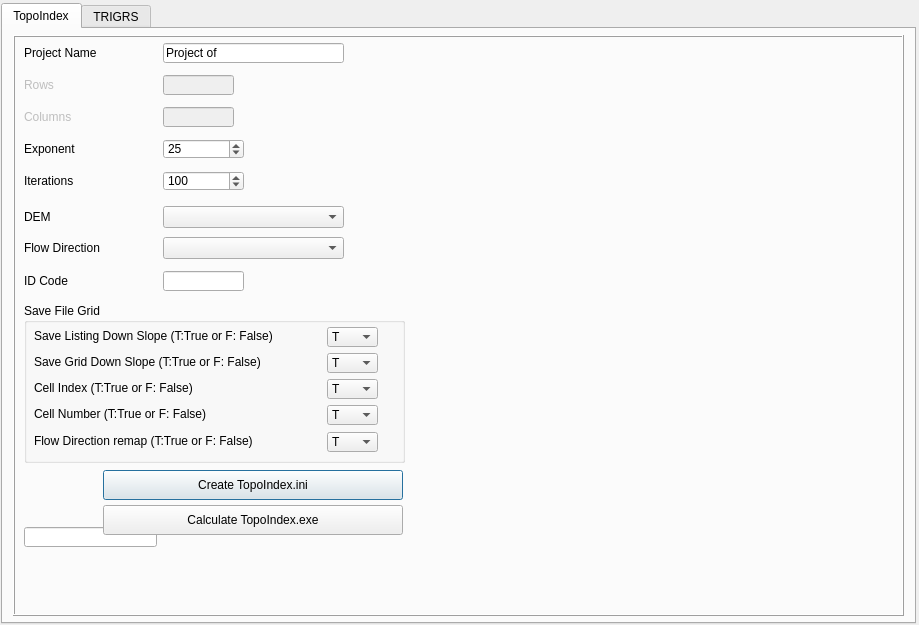
Above: create_topoindex_dialog_base.ui from databy2019/qgis-create_topoindex_plugin before the change. Below: the same form after it.
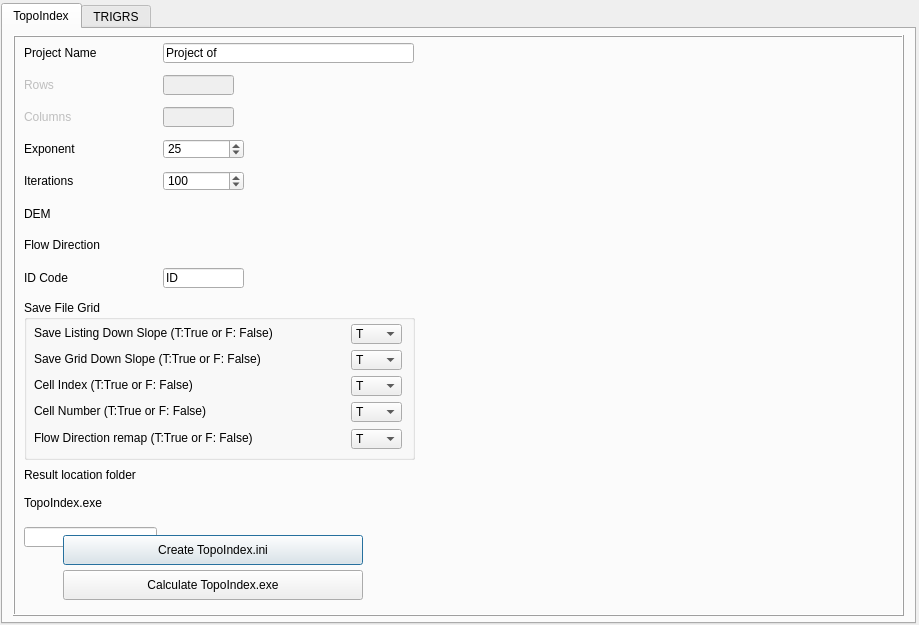
That is the form after the change. The open tabs and pages were chosen to show the change. Icons and pictures are not drawn. Custom widgets are drawn as their Qt base class.

Commit message: Replace QgsmapLayerComobBox with QgsFileWidget

What changed in the file:
```diff
--- a/create_topoindex_dialog_base.ui
+++ b/create_topoindex_dialog_base.ui
@@ -52,7 +52,7 @@
       <property name="geometry">
        <rect>
         <x>11</x>
-        <y>236</y>
+        <y>233</y>
         <width>120</width>
         <height>20</height>
        </rect>
@@ -90,16 +90,6 @@
        <string>Exponent</string>
       </property>
      </widget>
-     <widget class="QgsMapLayerComboBox" name="mlcFlowDirection1">
-      <property name="geometry">
-       <rect>
-        <x>150</x>
-        <y>202</y>
-        <width>181</width>
-        <height>22</height>
-       </rect>
-      </property>
-     </widget>
      <widget class="QLabel" name="lColumns">
       <property name="enabled">
        <bool>false</bool>
@@ -136,21 +126,21 @@
       <property name="geometry">
        <rect>
         <x>150</x>
-        <y>236</y>
+        <y>233</y>
         <width>81</width>
         <height>20</height>
        </rect>
       </property>
       <property name="text">
-       <string/>
+       <string>ID</string>
       </property>
      </widget>
      <widget class="QGroupBox" name="gbTopoIndex">
       <property name="geometry">
        <rect>
         <x>11</x>
-        <y>268</y>
-        <width>381</width>
+        <y>265</y>
+        <width>391</width>
         <height>160</height>
        </rect>
       </property>
@@ -166,7 +156,7 @@
       <widget class="QComboBox" name="cmbFlowDirectionRemap1">
        <property name="geometry">
         <rect>
-         <x>303</x>
+         <x>327</x>
          <y>129</y>
          <width>51</width>
          <height>20</height>
@@ -188,7 +178,7 @@
         <rect>
          <x>10</x>
          <y>102</y>
-         <width>270</width>
+         <width>300</width>
          <height>18</height>
         </rect>
        </property>
@@ -201,7 +191,7 @@
         <rect>
          <x>10</x>
          <y>76</y>
-         <width>270</width>
+         <width>300</width>
          <height>18</height>
         </rect>
        </property>
@@ -214,7 +204,7 @@
         <rect>
          <x>10</x>
          <y>50</y>
-         <width>270</width>
+         <width>300</width>
          <height>18</height>
         </rect>
        </property>
@@ -225,7 +215,7 @@
       <widget class="QComboBox" name="cmbCellIndex1">
        <property name="geometry">
         <rect>
-         <x>303</x>
+         <x>327</x>
          <y>76</y>
          <width>51</width>
          <height>20</height>
@@ -247,7 +237,7 @@
         <rect>
          <x>10</x>
          <y>24</y>
-         <width>270</width>
+         <width>300</width>
          <height>18</height>
         </rect>
        </property>
@@ -258,7 +248,7 @@
       <widget class="QComboBox" name="cmbCellNumber1">
        <property name="geometry">
         <rect>
-         <x>303</x>
+         <x>327</x>
          <y>102</y>
          <width>51</width>
          <height>20</height>
@@ -278,7 +268,7 @@
       <widget class="QComboBox" name="cmbGridDownSlope1">
        <property name="geometry">
         <rect>
-         <x>303</x>
+         <x>327</x>
          <y>50</y>
          <width>51</width>
          <height>20</height>
@@ -298,7 +288,7 @@
       <widget class="QComboBox" name="cmbListingDownSlope1">
        <property name="geometry">
         <rect>
-         <x>303</x>
+         <x>327</x>
          <y>24</y>
          <width>51</width>
          <height>20</height>
@@ -320,7 +310,7 @@
         <rect>
          <x>10</x>
          <y>129</y>
-         <width>270</width>
+         <width>300</width>
          <height>18</height>
         </rect>
        </property>
@@ -358,8 +348,8 @@
      <widget class="QPushButton" name="pbCreateTopoindexIni1">
       <property name="geometry">
        <rect>
-        <x>90</x>
-        <y>435</y>
+        <x>50</x>
+        <y>500</y>
         <width>300</width>
         <height>30</height>
        </rect>
@@ -416,7 +406,7 @@
       <property name="geometry">
        <rect>
         <x>11</x>
-        <y>202</y>
+        <y>199</y>
         <width>120</width>
         <height>22</height>
        </rect>
@@ -429,7 +419,7 @@
       <property name="geometry">
        <rect>
         <x>11</x>
-        <y>171</y>
+        <y>168</y>
         <width>120</width>
         <height>22</height>
        </rect>
@@ -441,8 +431,8 @@
      <widget class="QPushButton" name="pbCalculateTopoindex1">
       <property name="geometry">
        <rect>
-        <x>90</x>
-        <y>470</y>
+        <x>50</x>
+        <y>535</y>
         <width>300</width>
         <height>30</height>
        </rect>
@@ -451,22 +441,12 @@
        <string>Calculate TopoIndex.exe</string>
       </property>
      </widget>
-     <widget class="QgsMapLayerComboBox" name="mlcDEM1">
-      <property name="geometry">
-       <rect>
-        <x>150</x>
-        <y>171</y>
-        <width>181</width>
-        <height>22</height>
-       </rect>
-      </property>
-     </widget>
      <widget class="QLineEdit" name="leProjectName1">
       <property name="geometry">
        <rect>
         <x>150</x>
         <y>8</y>
-        <width>181</width>
+        <width>251</width>
         <height>20</height>
        </rect>
       </property>
@@ -518,6 +498,78 @@
        </rect>
       </property>
      </widget>
+     <widget class="QgsFileWidget" name="fwDEM1">
+      <property name="geometry">
+       <rect>
+        <x>150</x>
+        <y>167</y>
+        <width>251</width>
+        <height>27</height>
+       </rect>
+      </property>
+     </widget>
+     <widget class="QgsFileWidget" name="fwFlowDirection1">
+      <property name="geometry">
+       <rect>
+        <x>150</x>
+        <y>197</y>
+        <width>251</width>
+        <height>27</height>
+       </rect>
+      </property>
+     </widget>
+     <widget class="QgsFileWidget" name="fwOutput1">
+      <property name="geometry">
+       <rect>
+        <x>160</x>
+        <y>430</y>
+        <width>241</width>
+        <height>27</height>
+       </rect>
+      </property>
+      <property name="options">
+       <set>QFileDialog::ShowDirsOnly</set>
+      </property>
+     </widget>
+     <widget class="QLabel" name="label_48">
+      <property name="geometry">
+       <rect>
+        <x>11</x>
+        <y>458</y>
+        <width>120</width>
+        <height>20</height>
+       </rect>
+      </property>
+      <property name="text">
+       <string>TopoIndex.exe</string>
+      </property>
+     </widget>
+     <widget class="QLabel" name="label_69">
+      <property name="geometry">
+       <rect>
+        <x>11</x>
+        <y>430</y>
+        <width>250</width>
+        <height>20</height>
+       </rect>
+      </property>
+      <property name="text">
+       <string>Result location folder</string>
+      </property>
+     </widget>
+     <widget class="QgsFileWidget" name="fwExeFile1">
+      <property name="geometry">
+       <rect>
+        <x>160</x>
+        <y>458</y>
+        <width>241</width>
+        <height>27</height>
+       </rect>
+      </property>
+      <property name="options">
+       <set>QFileDialog::ShowDirsOnly</set>
+      </property>
+     </widget>
     </widget>
    </widget>
    <widget class="QWidget" name="tab_2">
```
Left out of the diff: 52 changed lines with no effect on the pictures. The commit also changes 1 other file.
